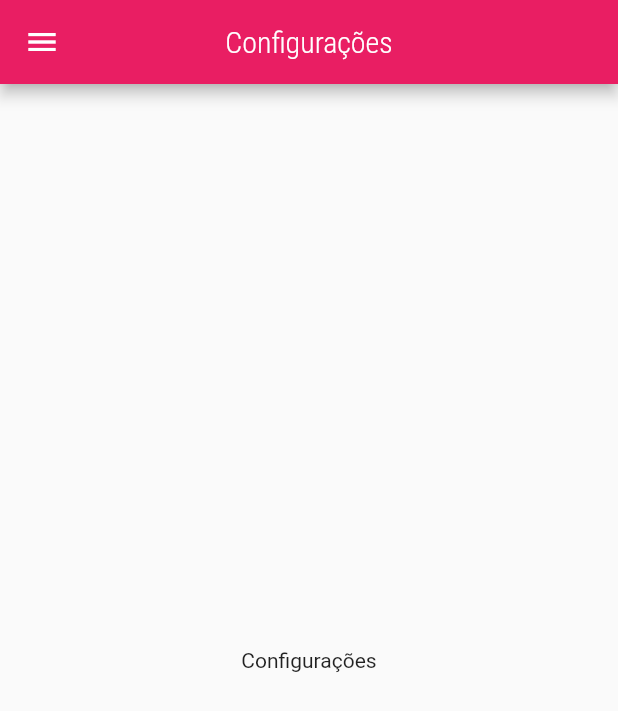
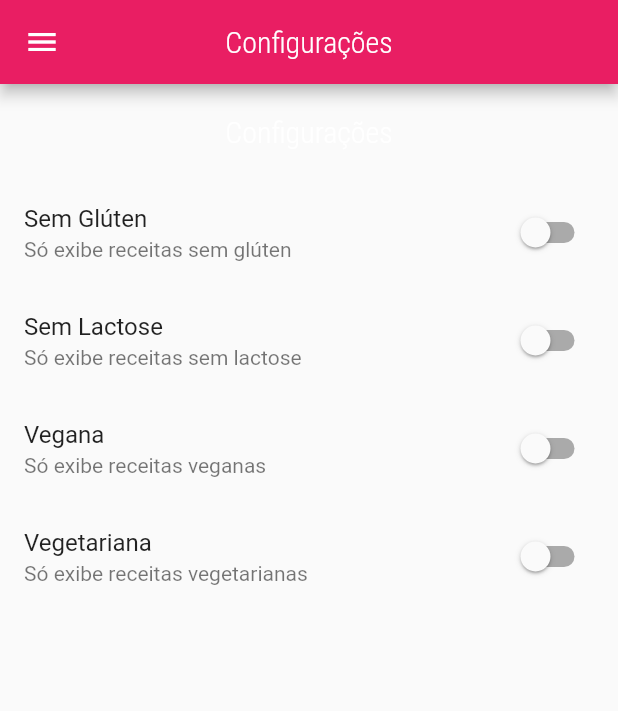
Before and after one commit to ravelsoares/receitas, a Flutter app: the SettingsScreen screen opened by its route, on a phone screen of 412 x 824 dp. Shown: the top 711 px of the screen. Run offline on Flutter 3.47's test engine with Material 2 defaults, Android fonts, the phone set to English and light mode, and no system bars; network calls fail.

Commit message:
Tela de configurações

```diff
--- /dev/null
+++ b/lib/models/settings.dart
@@ -0,0 +1,13 @@
+class Settings {
+  bool isGlutenFree;
+  bool isLactoseFree;
+  bool isVegan;
+  bool isVegetarian;
+
+  Settings({
+    this.isGlutenFree = false,
+    this.isLactoseFree = false,
+    this.isVegan = false,
+    this.isVegetarian = false,
+  });
+}
--- a/lib/screens/meal_detail_screen.dart
+++ b/lib/screens/meal_detail_screen.dart
@@ -89,6 +89,12 @@
           ],
         ),
       ),
+      floatingActionButton: FloatingActionButton(
+        child: Icon(Icons.star),
+        onPressed: () {
+          Navigator.of(context).pop(meal);
+        },
+      ),
     );
   }
 }
--- a/lib/screens/settings_screen.dart
+++ b/lib/screens/settings_screen.dart
@@ -1,8 +1,30 @@
 import 'package:flutter/material.dart';
 import 'package:receitas/components/main_drawer.dart';
+import 'package:receitas/models/settings.dart';
 
-class SettingsScreen extends StatelessWidget {
+class SettingsScreen extends StatefulWidget {
   const SettingsScreen({Key? key}) : super(key: key);
+
+  @override
+  State<SettingsScreen> createState() => _SettingsScreenState();
+}
+
+class _SettingsScreenState extends State<SettingsScreen> {
+  var settings = Settings();
+
+  Widget _createSwitch(
+    String title,
+    String subtitle,
+    bool value,
+    Function(bool) onChanged,
+  ) {
+    return SwitchListTile.adaptive(
+      title: Text(title),
+      subtitle: Text(subtitle),
+      value: value,
+      onChanged: onChanged,
+    );
+  }
 
   @override
   Widget build(BuildContext context) {
@@ -12,7 +34,51 @@
         centerTitle: true,
       ),
       drawer: const MainDrawer(),
-      body: const Center(child: Text('Configurações')),
+      body: Column(
+        children: [
+          Container(
+            padding: const EdgeInsets.all(20),
+            child: Text(
+              'Configurações',
+              style: Theme.of(context).textTheme.headline6,
+            ),
+          ),
+          Expanded(
+            child: ListView(
+              children: [
+                _createSwitch(
+                    'Sem Glúten',
+                    'Só exibe receitas sem glúten',
+                    settings.isGlutenFree,
+                    (value) => setState(() {
+                          settings.isGlutenFree = value;
+                        })),
+                _createSwitch(
+                    'Sem Lactose',
+                    'Só exibe receitas sem lactose',
+                    settings.isLactoseFree,
+                    (value) => setState(() {
+                          settings.isLactoseFree = value;
+                        })),
+                _createSwitch(
+                    'Vegana',
+                    'Só exibe receitas veganas',
+                    settings.isVegan,
+                    (value) => setState(() {
+                          settings.isVegan = value;
+                        })),
+                _createSwitch(
+                    'Vegetariana',
+                    'Só exibe receitas vegetarianas',
+                    settings.isVegetarian,
+                    (value) => setState(() {
+                          settings.isVegetarian = value;
+                        })),
+              ],
+            ),
+          ),
+        ],
+      ),
     );
   }
 }
```
